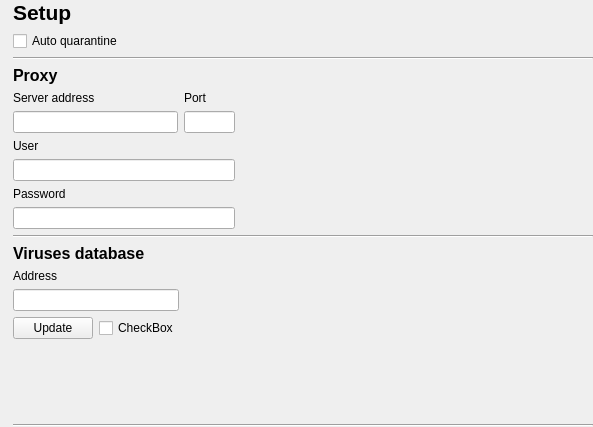
The window that sources/gui/ui/setupwidget.ui (amd00/meduzzza) describes before a commit, drawn with Qt 5.
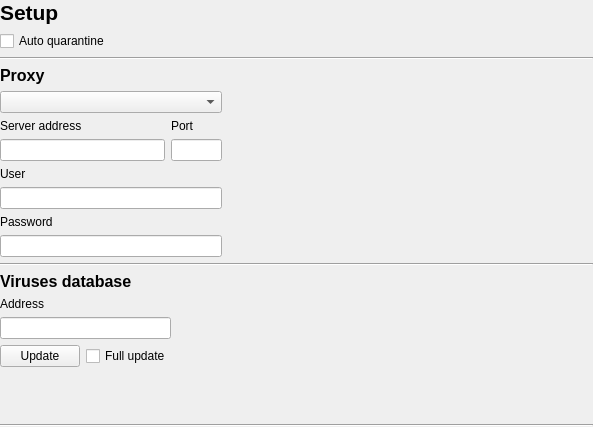
The same window after the commit. Icons and pictures are not drawn.

```diff
--- a/sources/gui/ui/setupwidget.ui
+++ b/sources/gui/ui/setupwidget.ui
@@ -13,20 +13,10 @@
   <property name="windowTitle">
    <string>Form</string>
   </property>
-  <layout class="QHBoxLayout" name="horizontalLayout_6" stretch="0,1">
+  <layout class="QHBoxLayout" name="horizontalLayout_6" stretch="1">
    <property name="margin">
     <number>0</number>
    </property>
-   <item>
-    <widget class="QLabel" name="m_logo_label">
-     <property name="text">
-      <string/>
-     </property>
-     <property name="pixmap">
-      <pixmap resource="../qrc/meduzzza.qrc">:/images/meduzzza</pixmap>
-     </property>
-    </widget>
-   </item>
    <item>
     <layout class="QVBoxLayout" name="verticalLayout_6">
      <item>
@@ -96,6 +86,9 @@
            </property>
           </widget>
          </item>
+         <item>
+          <widget class="QComboBox" name="m_proxytype_combo"/>
+         </item>
          <item>
           <layout class="QHBoxLayout" name="horizontalLayout" stretch="80,25">
            <item>
@@ -222,7 +215,7 @@
            <item>
             <widget class="QCheckBox" name="checkBox_2">
              <property name="text">
-              <string>CheckBox</string>
+              <string>Full update</string>
              </property>
             </widget>
            </item>
```
Left out of the diff: 20 changed lines with no effect on the pictures.
